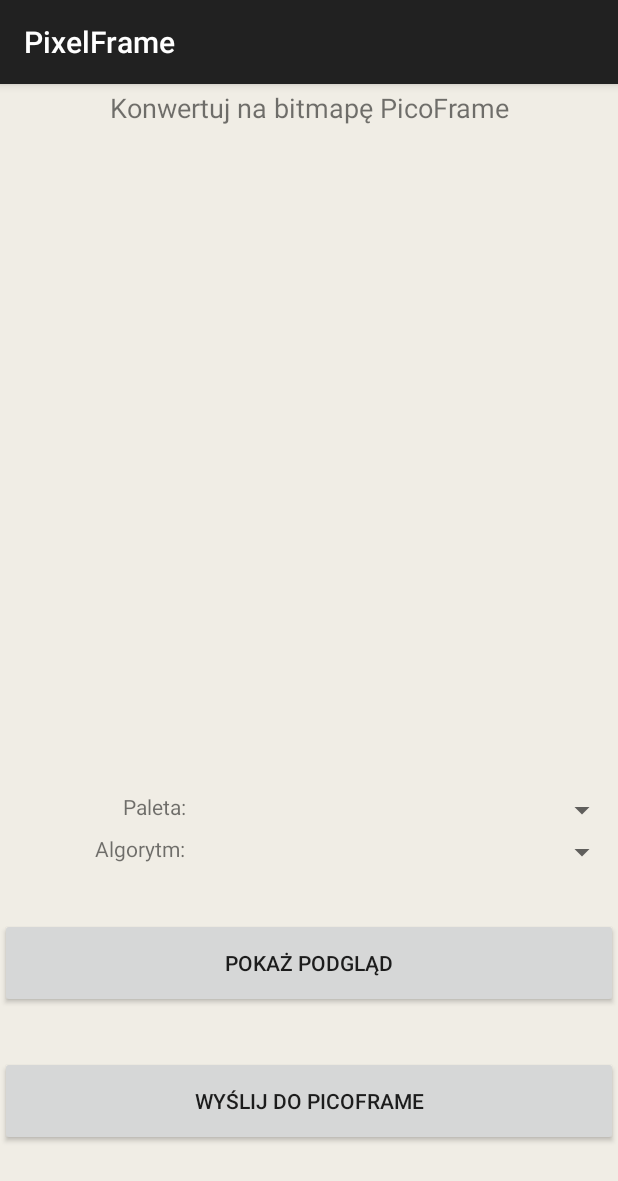
After one commit to heracro/PixelFrame, an Android app built with Jetpack Compose: the ConvertImageActivity screen opened directly, with no data from a screen before it, on a phone screen of 412 x 824 dp. The commit adds this screen. Shown: the top 1181 px of the screen. Run offline under Robolectric (Android 15) with nearby library versions, the phone set to English and light mode, and no system bars.

Commit message:
Second view for converter

```diff
--- a/app/src/main/AndroidManifest.xml
+++ b/app/src/main/AndroidManifest.xml
@@ -15,13 +15,23 @@
         <activity
             android:name=".ui.MainActivity"
             android:exported="true"
-            android:label="@string/app_name"
             android:theme="@style/Theme.PixelFrame">
             <intent-filter>
                 <action android:name="android.intent.action.MAIN" />
                 <category android:name="android.intent.category.LAUNCHER" />
             </intent-filter>
         </activity>
+        <activity
+            android:name=".ui.ConvertImageActivity"
+            android:exported="true"
+            android:theme="@style/Theme.PixelFrame">
+            <intent-filter>
+                <action android:name="android.intent.action.VIEW" />
+                <category android:name="android.intent.category.DEFAULT" />
+            </intent-filter>
+        </activity>
+
+
     </application>
 
 </manifest>
--- /dev/null
+++ b/app/src/main/java/com/pixelframe/controller/ui/ConvertImageActivity.java
@@ -0,0 +1,12 @@
+package com.pixelframe.controller.ui;
+
+import android.os.Bundle;
+import androidx.appcompat.app.AppCompatActivity;
+import com.pixelframe.controller.R;
+
+public class ConvertImageActivity extends AppCompatActivity {
+    protected void onCreate(Bundle savedInstanceState) {
+        super.onCreate(savedInstanceState);
+        setContentView(R.layout.activity_converter);
+    }
+}
--- a/app/src/main/java/com/pixelframe/controller/ui/MainActivity.java
+++ b/app/src/main/java/com/pixelframe/controller/ui/MainActivity.java
@@ -1,6 +1,7 @@
 package com.pixelframe.controller.ui;
 
 import android.content.ContentResolver;
+import android.content.Intent;
 import android.database.Cursor;
 import android.graphics.BitmapFactory;
 import android.graphics.drawable.Drawable;
@@ -27,7 +28,7 @@ public class MainActivity extends AppCompatActivity {
     private ActivityResultLauncher<String> mGetContent;
     private PhotoView photoView;
     private TextView instructionText;
-
+    private Button convertButton;
     @Override
     protected void onCreate(Bundle savedInstanceState) {
         super.onCreate(savedInstanceState);
@@ -35,10 +36,17 @@ public class MainActivity extends AppCompatActivity {
 
         photoView = findViewById(R.id.photo_view);
         instructionText = findViewById(R.id.instruction_text);
+        mGetContent = registerForActivityResult(new ActivityResultContracts.GetContent(), this::handleImageSelection);
         Button buttonLoadImage = findViewById(R.id.button_load);
-
-        mGetContent = registerForActivityResult(new ActivityResultContracts.GetContent(), this::handleImageSelection);
         buttonLoadImage.setOnClickListener(v -> mGetContent.launch("image/*"));
+        convertButton = findViewById(R.id.button_convert);
+        convertButton.setOnClickListener(new View.OnClickListener() {
+            @Override
+            public void onClick(View v) {
+                Intent intent = new Intent(MainActivity.this, ConvertImageActivity.class);
+                startActivity(intent);
+            }
+        });
     }
 
     private void handleImageSelection(Uri uri) {
--- /dev/null
+++ b/app/src/main/java/com/pixelframe/model/ImageConverter24bit.java
@@ -0,0 +1,4 @@
+package com.pixelframe.model;
+
+public class ImageConverter24bit {
+}
--- a/app/src/main/java/com/pixelframe/model/ImageConverter.java
+++ b/app/src/main/java/com/pixelframe/model/ImageConverter8bit.java
@@ -4,9 +4,9 @@ package com.pixelframe.model;
  * Container for methods helping to convert bitmap from a bitmap to
  * format specific for PicoFrame .pfb
  */
-public class ImageConverter {
+public class ImageConverter8bit {
     private int width, height;
-    ImageConverter(int width, int height) {
+    ImageConverter8bit(int width, int height) {
         this.width = width;
         this.height = height;
     }
--- /dev/null
+++ b/app/src/main/res/layout/activity_converter.xml
@@ -0,0 +1,126 @@
+<?xml version="1.0" encoding="utf-8"?>
+<androidx.constraintlayout.widget.ConstraintLayout xmlns:android="http://schemas.android.com/apk/res/android"
+    xmlns:app="http://schemas.android.com/apk/res-auto"
+    xmlns:tools="http://schemas.android.com/tools"
+    android:id="@+id/converter_main"
+    android:layout_width="match_parent"
+    android:layout_height="match_parent"
+    android:background="#F0EDE5"
+    tools:context=".ui.ConvertImageActivity">
+
+    <!-- Tytuł widoku -->
+    <TextView
+        android:id="@+id/title_text"
+        android:layout_width="match_parent"
+        android:layout_height="32dp"
+        android:text="Konwertuj na bitmapę PicoFrame"
+        android:textSize="18sp"
+        android:gravity="center"
+        android:fontFamily="sans-serif"
+        app:layout_constraintTop_toTopOf="parent"
+        app:layout_constraintStart_toStartOf="parent"
+        app:layout_constraintEnd_toEndOf="parent" />
+
+    <!-- Ramka z fragmentem zdjęcia źródłowego -->
+    <FrameLayout
+        android:id="@+id/source_image_frame"
+        android:layout_width="0dp"
+        android:layout_height="0dp"
+        app:layout_constraintDimensionRatio="1:1"
+        app:layout_constraintWidth_percent="0.5"
+        app:layout_constraintTop_toBottomOf="@id/title_text"
+        app:layout_constraintStart_toStartOf="parent"
+        app:layout_constraintEnd_toEndOf="parent"
+        android:layout_marginTop="16dp">
+
+        <ImageView
+            android:id="@+id/source_image"
+            android:layout_width="match_parent"
+            android:layout_height="match_parent"
+            android:scaleType="fitCenter" />
+    </FrameLayout>
+
+    <!-- Ramka z fragmentem zdjęcia wynikowego -->
+    <FrameLayout
+        android:id="@+id/result_image_frame"
+        android:layout_width="0dp"
+        android:layout_height="0dp"
+        app:layout_constraintDimensionRatio="1:1"
+        app:layout_constraintWidth_percent="0.5"
+        app:layout_constraintTop_toBottomOf="@id/source_image_frame"
+        app:layout_constraintStart_toStartOf="parent"
+        app:layout_constraintEnd_toEndOf="parent"
+        android:layout_marginTop="4dp">
+
+        <ImageView
+            android:id="@+id/result_image"
+            android:layout_width="match_parent"
+            android:layout_height="match_parent"
+            android:scaleType="fitCenter" />
+    </FrameLayout>
+
+    <!-- Etykieta i lista rozwijana 'Paleta' -->
+    <TextView
+        android:id="@+id/palette_label"
+        android:layout_width="0dp"
+        android:layout_height="wrap_content"
+        android:layout_marginTop="8dp"
+        android:text="Paleta:"
+        android:textAlignment="textEnd"
+        app:layout_constraintStart_toStartOf="parent"
+        app:layout_constraintTop_toBottomOf="@id/result_image_frame"
+        app:layout_constraintWidth_percent="0.3" />
+
+    <Spinner
+        android:id="@+id/palette_spinner"
+        android:layout_width="0dp"
+        android:layout_height="wrap_content"
+        app:layout_constraintStart_toEndOf="@id/palette_label"
+        app:layout_constraintEnd_toEndOf="parent"
+        app:layout_constraintTop_toTopOf="@id/palette_label" />
+
+    <!-- Etykieta i lista rozwijana 'Algorytm' -->
+    <TextView
+        android:id="@+id/algorithm_label"
+        android:layout_width="0dp"
+        android:layout_height="wrap_content"
+        android:layout_marginTop="4dp"
+        android:text="Algorytm:"
+        android:textAlignment="textEnd"
+        app:layout_constraintStart_toStartOf="parent"
+        app:layout_constraintTop_toBottomOf="@id/palette_spinner"
+        app:layout_constraintWidth_percent="0.3" />
+
+    <Spinner
+        android:id="@+id/algorithm_spinner"
+        android:layout_width="0dp"
+        android:layout_height="wrap_content"
+        app:layout_constraintStart_toEndOf="@id/algorithm_label"
+        app:layout_constraintEnd_toEndOf="parent"
+        app:layout_constraintTop_toTopOf="@id/algorithm_label" />
+
+    <!-- Button 'Pokaż podgląd' -->
+    <Button
+        android:id="@+id/button_preview"
+        android:layout_width="0dp"
+        android:layout_height="60dp"
+        android:text="Pokaż podgląd"
+        app:layout_constraintStart_toStartOf="parent"
+        app:layout_constraintEnd_toEndOf="parent"
+        app:layout_constraintTop_toBottomOf="@id/algorithm_spinner"
+        app:layout_constraintBottom_toTopOf="@id/button_send"
+        android:layout_marginTop="8dp"
+        android:layout_marginBottom="8dp" />
+
+    <!-- Button 'Wyślij do PicoFrame' -->
+    <Button
+        android:id="@+id/button_send"
+        android:layout_width="0dp"
+        android:layout_height="60dp"
+        android:text="Wyślij do PicoFrame"
+        app:layout_constraintBottom_toBottomOf="parent"
+        app:layout_constraintStart_toStartOf="parent"
+        app:layout_constraintEnd_toEndOf="parent"
+        android:layout_marginBottom="60dp" />
+
+</androidx.constraintlayout.widget.ConstraintLayout>
--- a/app/src/main/res/layout/activity_main.xml
+++ b/app/src/main/res/layout/activity_main.xml
@@ -74,18 +74,20 @@
         android:layout_marginBottom="8dp" />
 
     <!-- Button Convert Image -->
+
+    <!-- Button Save PicoFrame Bitmap -->
     <Button
         android:id="@+id/button_convert"
         android:layout_width="0dp"
         android:layout_height="60dp"
+        android:layout_marginBottom="8dp"
         android:text="Convert Image"
-        app:layout_constraintTop_toBottomOf="@id/button_load"
+        app:layout_constraintBottom_toTopOf="@id/button_save"
+        app:layout_constraintEnd_toEndOf="parent"
+        app:layout_constraintHorizontal_bias="0.0"
         app:layout_constraintStart_toStartOf="parent"
-        app:layout_constraintEnd_toEndOf="parent"
-        app:layout_constraintBottom_toTopOf="@id/button_save"
-        android:layout_marginBottom="8dp" />
+        app:layout_constraintTop_toBottomOf="@id/button_load" />
 
-    <!-- Button Save PicoFrame Bitmap -->
     <Button
         android:id="@+id/button_save"
         android:layout_width="0dp"
```
